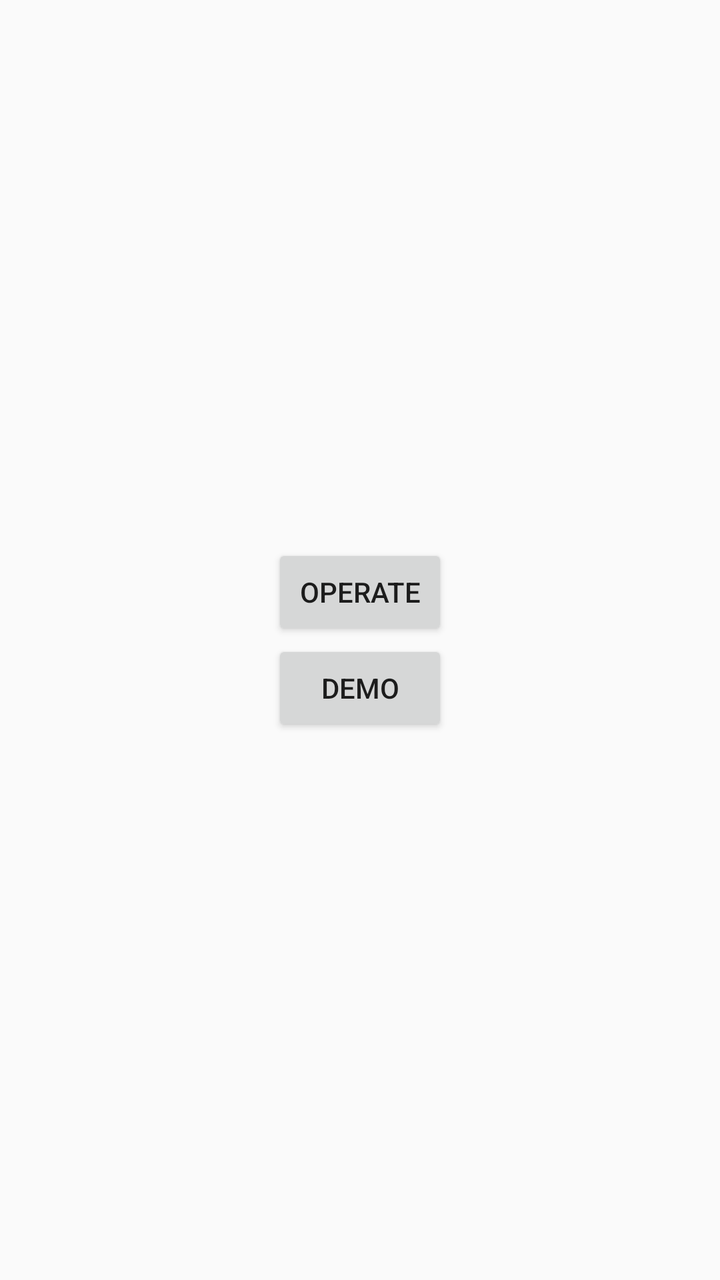
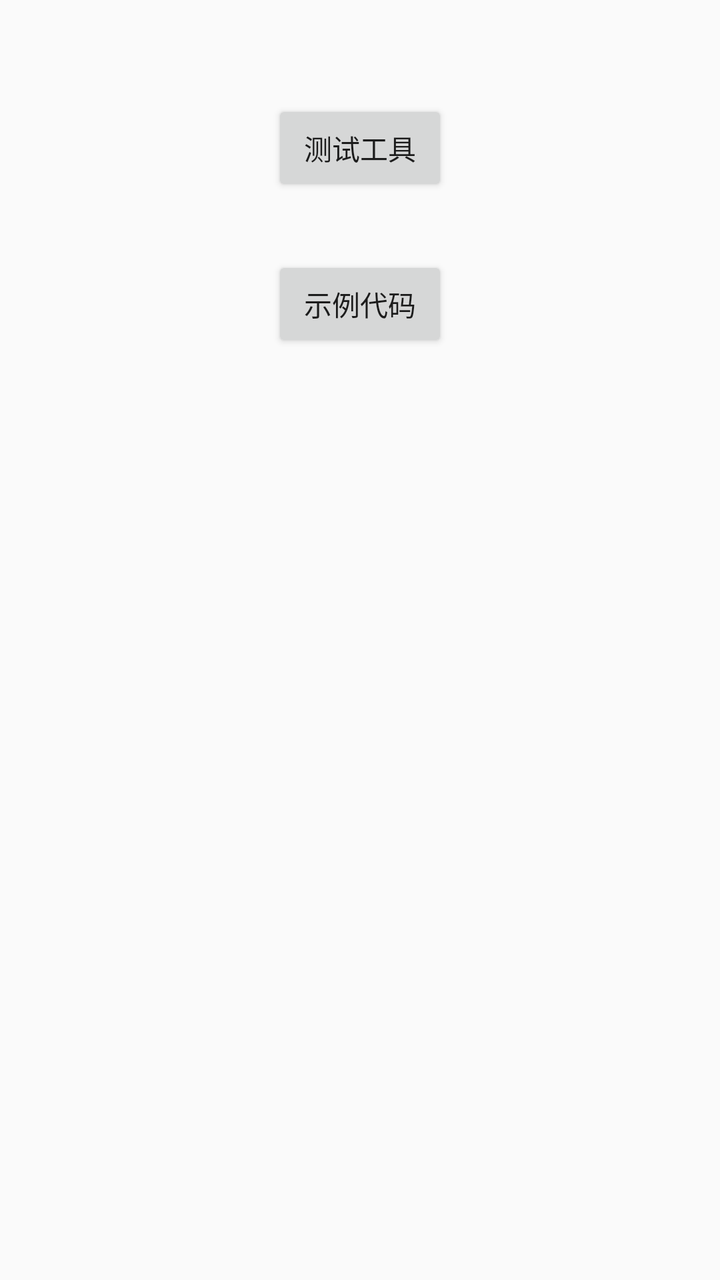

Screens rendered from an Android XML layout before and after an edit, with the pre-edit source and the edit as a unified diff.
<!-- AndroidManifest.xml: application theme AppTheme -->
<!-- res/layout/activity_main.xml -->
<?xml version="1.0" encoding="utf-8"?>
<LinearLayout xmlns:android="http://schemas.android.com/apk/res/android"
    android:layout_width="match_parent"
    android:layout_height="match_parent"
    android:gravity="center"
    android:orientation="vertical">

    <Button
        android:id="@+id/btn_operate"
        android:layout_width="wrap_content"
        android:layout_height="wrap_content"
        android:layout_gravity="center_horizontal"
        android:text="operate" />

    <Button
        android:id="@+id/btn_demo"
        android:layout_width="wrap_content"
        android:layout_height="wrap_content"
        android:layout_gravity="center_horizontal"
        android:text="demo" />


</LinearLayout>
<!-- resources referenced by this layout -->
<resources>
  <style name="AppTheme" parent="Theme.AppCompat.Light.NoActionBar">
          <item name="colorPrimary">@color/colorPrimary</item>
          <item name="colorPrimaryDark">@color/colorPrimaryDark</item>
          <item name="colorAccent">@color/colorAccent</item>
      </style>
  <color name="colorPrimary">#3F51B5</color>
  <color name="colorPrimaryDark">#303F9F</color>
  <color name="colorAccent">#FF4081</color>
</resources>

<!-- the commit's change to res/layout/activity_main.xml (unified diff, before → after) -->
@@ -2,22 +2,23 @@
 <LinearLayout xmlns:android="http://schemas.android.com/apk/res/android"
     android:layout_width="match_parent"
     android:layout_height="match_parent"
-    android:gravity="center"
     android:orientation="vertical">
 
     <Button
         android:id="@+id/btn_operate"
         android:layout_width="wrap_content"
         android:layout_height="wrap_content"
-        android:layout_gravity="center_horizontal"
-        android:text="operate" />
+        android:layout_gravity="center"
+        android:layout_marginTop="50dp"
+        android:text="测试工具" />
 
     <Button
         android:id="@+id/btn_demo"
         android:layout_width="wrap_content"
         android:layout_height="wrap_content"
-        android:layout_gravity="center_horizontal"
-        android:text="demo" />
+        android:layout_gravity="center"
+        android:layout_marginTop="30dp"
+        android:text="示例代码" />
 
 
 </LinearLayout>
